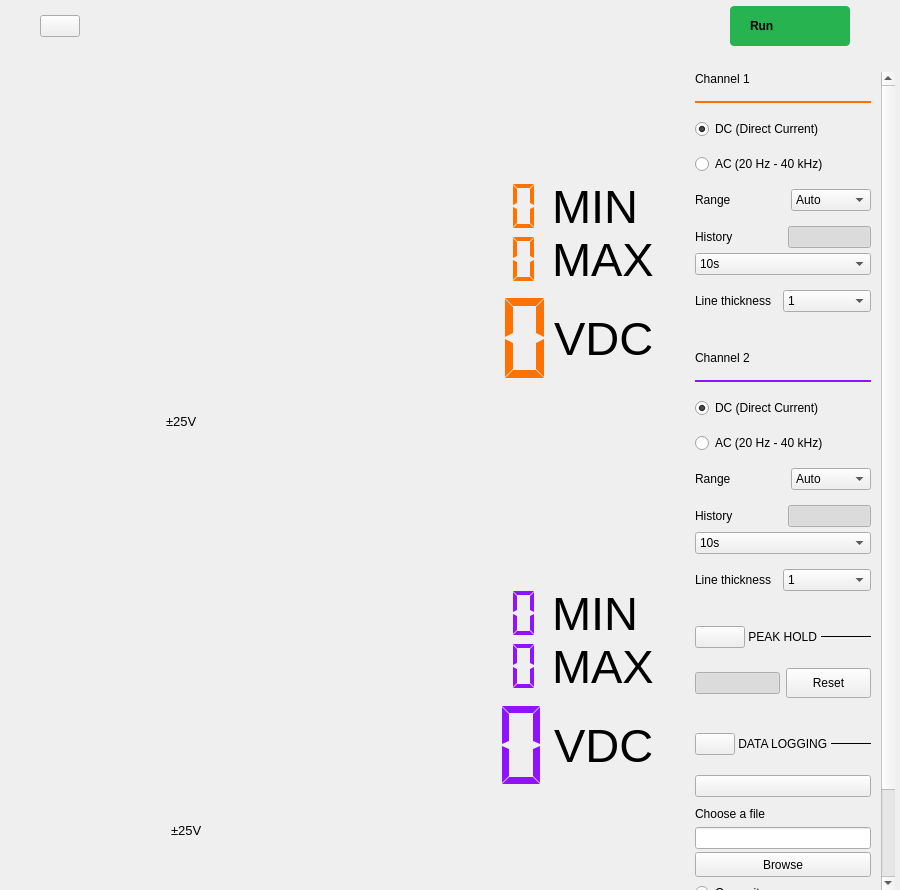
Before: the Qt Designer form plugins/m2k/ui/dmm.ui in analogdevicesinc/scopy, drawn with Qt 5.
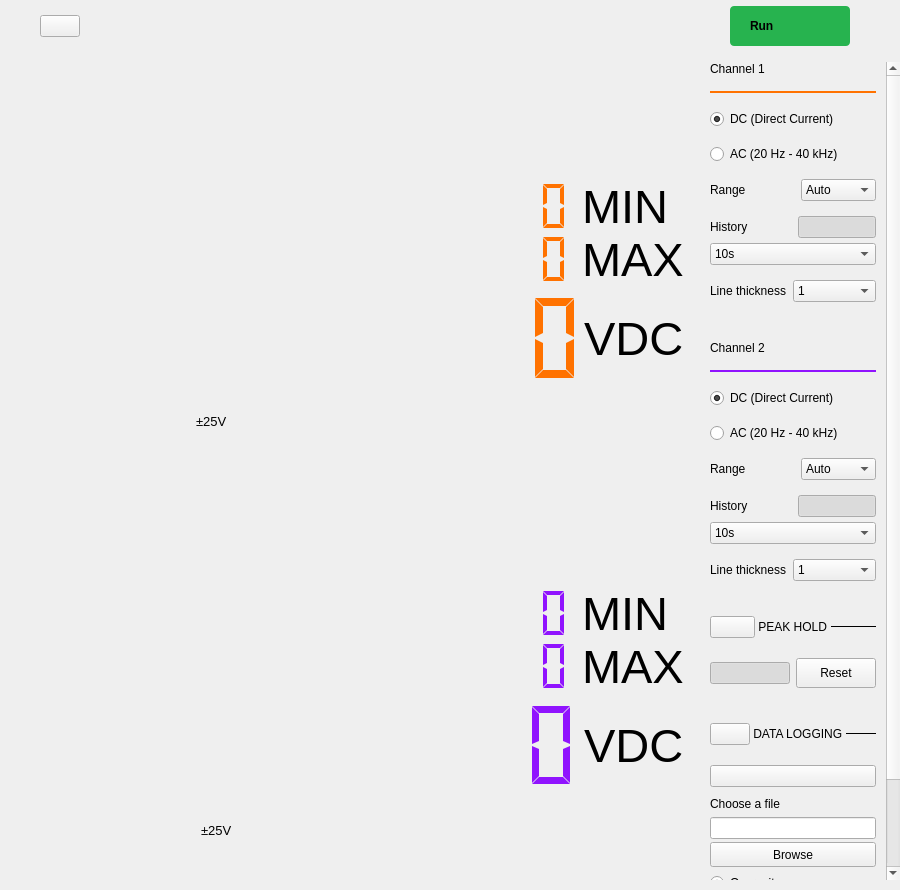
After: the same form once the commit is applied. Icons and pictures are not drawn. Custom widgets are drawn as their Qt base class.

Patch:
```diff
--- a/plugins/m2k/ui/dmm.ui
+++ b/plugins/m2k/ui/dmm.ui
@@ -898,16 +898,16 @@
          <number>0</number>
         </property>
         <property name="leftMargin">
-         <number>25</number>
+         <number>0</number>
         </property>
         <property name="topMargin">
-         <number>20</number>
+         <number>10</number>
         </property>
         <property name="rightMargin">
-         <number>5</number>
+         <number>0</number>
         </property>
         <property name="bottomMargin">
-         <number>0</number>
+         <number>10</number>
         </property>
         <item>
          <widget class="QScrollArea" name="scrollArea">
@@ -932,6 +932,9 @@
           <property name="horizontalScrollBarPolicy">
            <enum>Qt::ScrollBarAlwaysOff</enum>
           </property>
+          <property name="sizeAdjustPolicy">
+           <enum>QAbstractScrollArea::AdjustToContents</enum>
+          </property>
           <property name="widgetResizable">
            <bool>true</bool>
           </property>
@@ -955,7 +958,7 @@
              <number>15</number>
             </property>
             <property name="leftMargin">
-             <number>0</number>
+             <number>10</number>
             </property>
             <property name="topMargin">
              <number>0</number>
```
Left out of the diff: 3 changed lines with no effect on the pictures.
